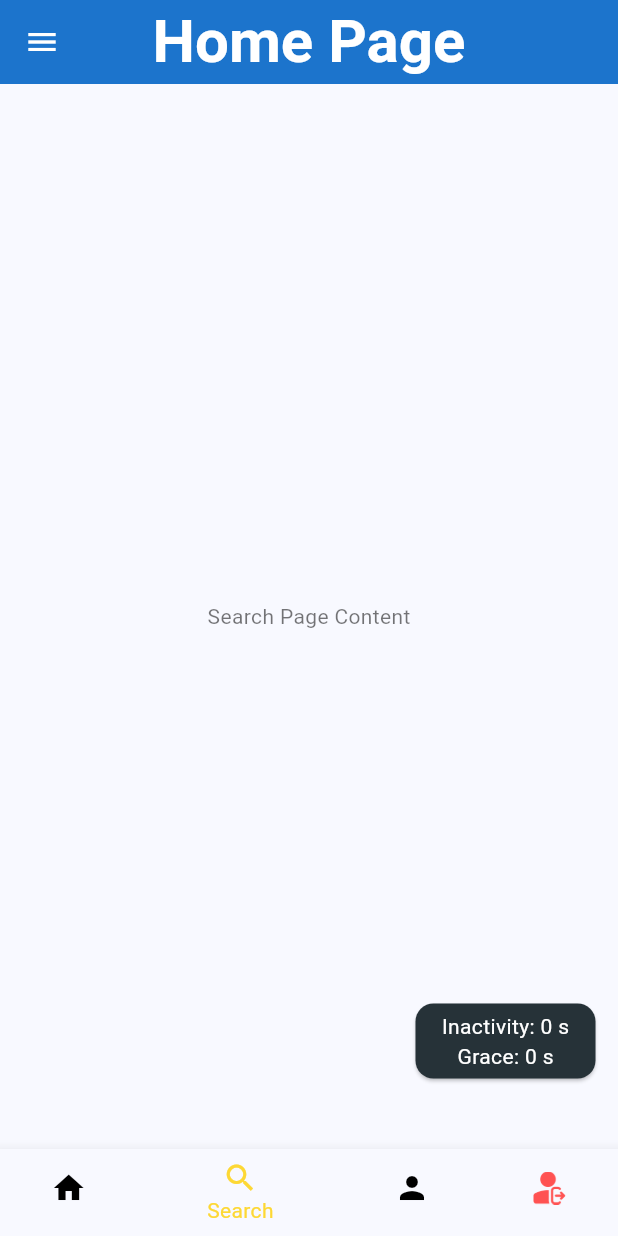
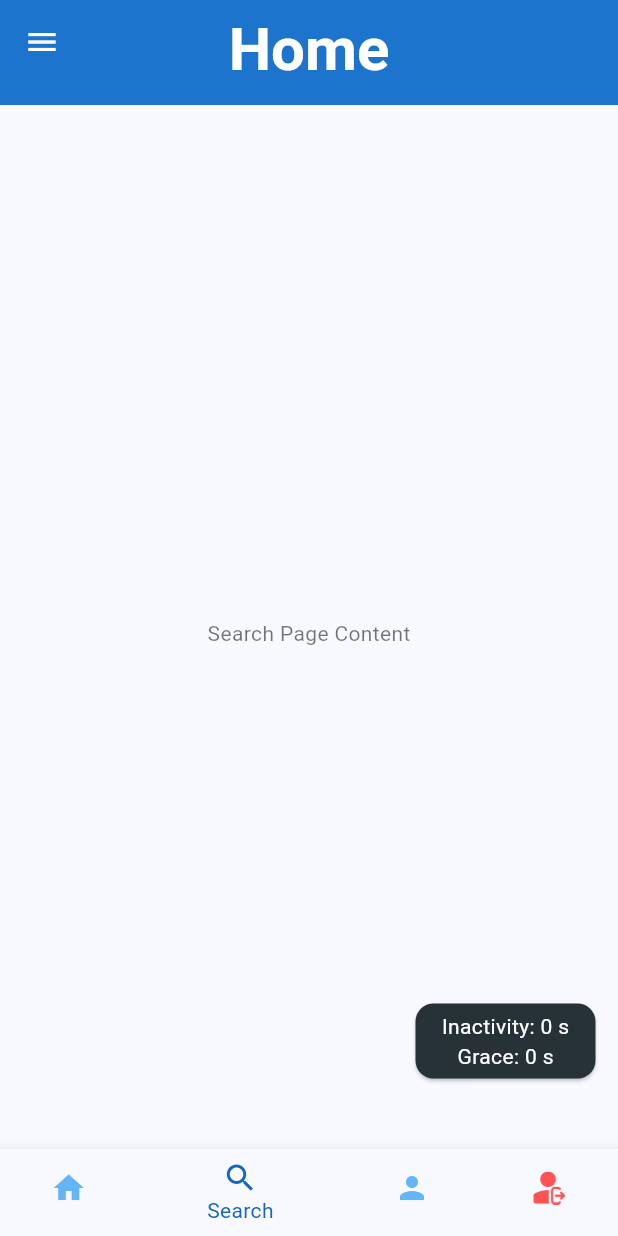
Before and after one commit to MasumBillah00/Flutter_RnD, a Flutter app: the HomePage screen opened directly with empty values, item 2 of the bottom bar chosen, on a phone screen of 412 x 824 dp. Run offline on Flutter 3.47's test engine with Material 2 defaults, Android fonts, the phone set to English and light mode, and no system bars; our stand-ins replace device_info_plus, flutter_bloc, local_auth, open_file, shared_preferences; missing offline and left inert: android_intent_plus; accounts and stored records are empty; network calls fail.

Commit message:
Landing Page UI

```diff
--- a/lib/screens/home_page/bottom_nav_bar.dart
+++ b/lib/screens/home_page/bottom_nav_bar.dart
@@ -17,8 +17,8 @@ class CustomBottomNav extends StatelessWidget {
       currentIndex: currentIndex,
       onTap: onTap,
       backgroundColor: Colors.black,
-      selectedItemColor: Colors.yellow.shade600,
-      unselectedItemColor: Colors.black,
+      selectedItemColor: Colors.blue.shade800,
+      unselectedItemColor: Colors.blue.shade300,
       items: [
         const BottomNavigationBarItem(
           icon: Icon(Icons.home),
--- a/lib/screens/home_page/home_page.dart
+++ b/lib/screens/home_page/home_page.dart
@@ -59,19 +59,29 @@ class HomePageState extends State<HomePage> {
           });
         }
       },
+      child: SafeArea(
         child: Stack(
           children: [
             Scaffold(
-            appBar: AppBar(
-              title: const Text(
-                'Home Page',
+              appBar: PreferredSize(
+                preferredSize:const Size.fromHeight(70),
+                child: AppBar(
+                  title: const Padding(
+                    padding:  EdgeInsets.only(top: 10.0),
+                    child:  Text(
+                      'Home',
                       style: TextStyle(
                         fontWeight: FontWeight.bold,
                         fontSize: 40,
                       ),
                     ),
                   ),
-            body: _pages[_currentIndex], // Display content based on selected tab
+                ),
+              ),
+              body: Padding(
+                padding: const EdgeInsets.only(top: 8.0),
+                child: _pages[_currentIndex],
+              ), // Display content based on selected tab
               bottomNavigationBar: CustomBottomNav(
                 currentIndex: _currentIndex,
                 onTap: (index) {
@@ -100,6 +110,7 @@ class HomePageState extends State<HomePage> {
               const LoadingOverlay(),
           ],
         ),
+      ),
     );
   }
 }
@@ -117,8 +128,8 @@ class LoadingOverlay extends StatelessWidget {
         child: Column(
           mainAxisAlignment: MainAxisAlignment.center,
           children: [
-            const CircularProgressIndicator(), // Loading indicator
-            const SizedBox(height: 20), // Space between the indicator and text
+            const CircularProgressIndicator(),
+            const SizedBox(height: 20),
             Text(
               message,
               style:  TextStyle(
```
Also changed, not shown: lib/screens/process_list/process_details.dart (+9 -5 lines), lib/screens/process_list/processlist.dart (+51 -5 lines), 5 other files. Lines whose indentation alone changed are shown as unchanged.
